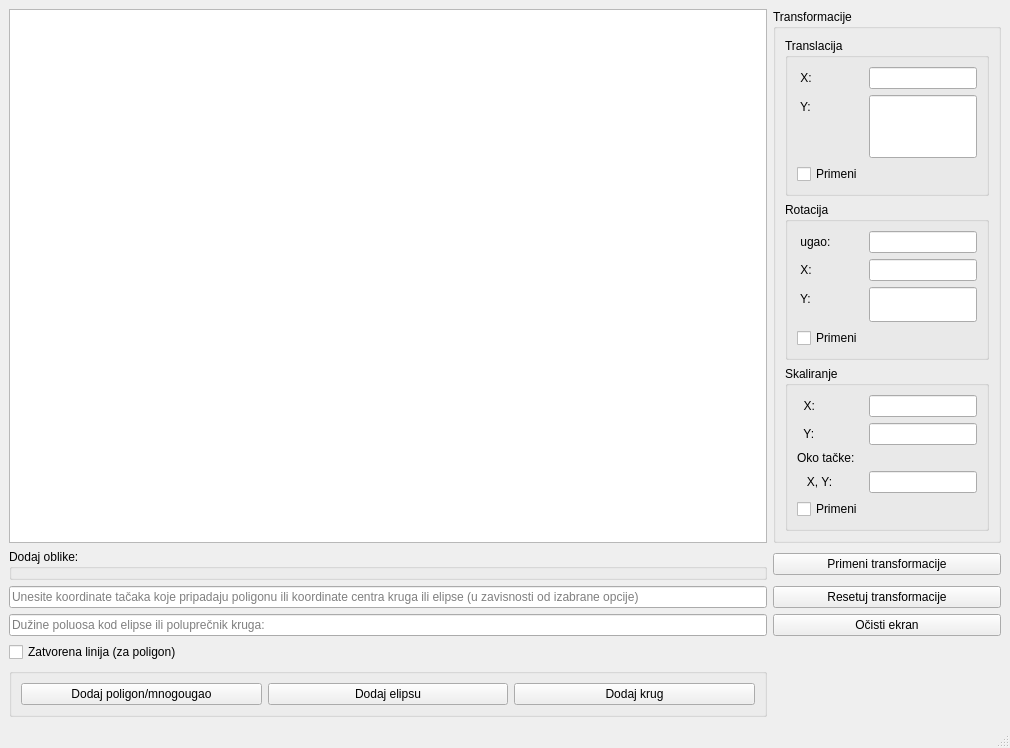
First picture: the form in App/mainwindow.ui, repository MATF-RS20/RS016-geopaint, before the edit.
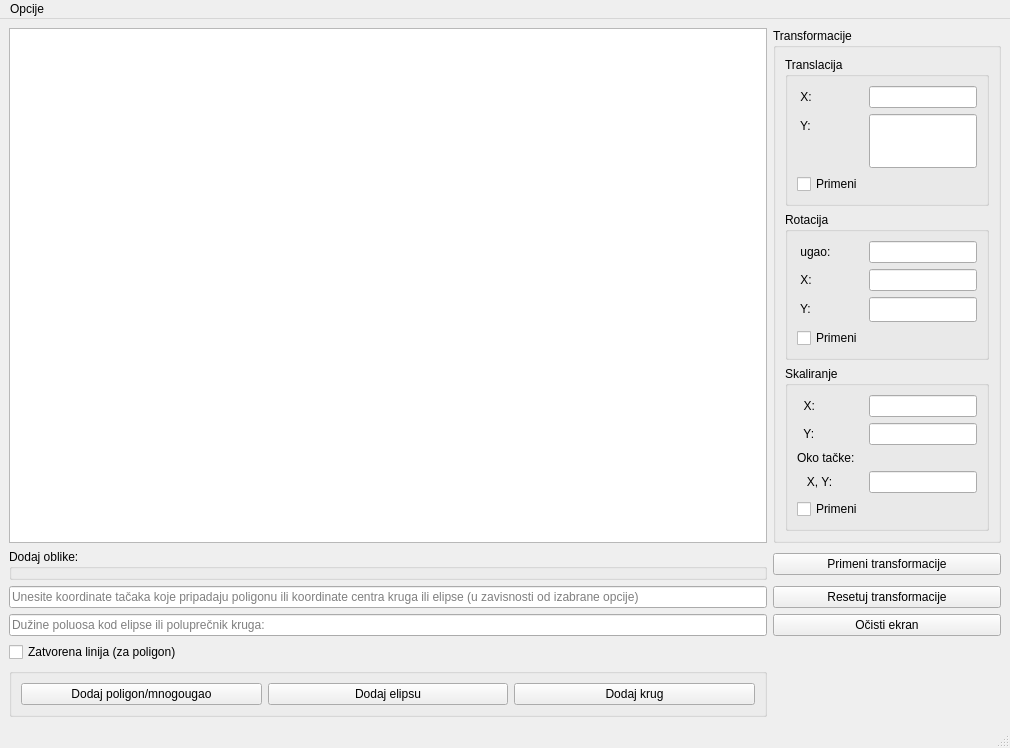
Second picture: the form after the edit. Custom widgets are drawn as their Qt base class.

Diff of the .ui file:
```diff
--- a/App/mainwindow.ui
+++ b/App/mainwindow.ui
@@ -336,6 +336,17 @@
      <height>21</height>
     </rect>
    </property>
+   <widget class="QMenu" name="menuOpcije">
+    <property name="title">
+     <string>Opcije</string>
+    </property>
+    <addaction name="actionO_isti_ekran"/>
+    <addaction name="actionU_itaj_scenu"/>
+    <addaction name="actionSa_uvaj_scenu"/>
+    <addaction name="actionO_programu"/>
+    <addaction name="actionNapusti_program"/>
+   </widget>
+   <addaction name="menuOpcije"/>
   </widget>
   <widget class="QStatusBar" name="statusbar"/>
  </widget>
```
Left out of the diff: 40 changed lines with no effect on the pictures.
